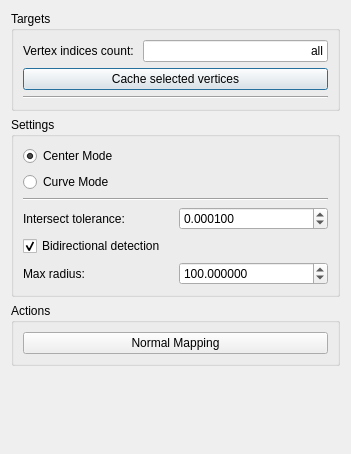
Before: the Qt Designer form Mesh/UI/noraNormalMappingWidget.ui in AnonCountercurrent/NoraMayaTrivialTools, drawn with Qt 5.
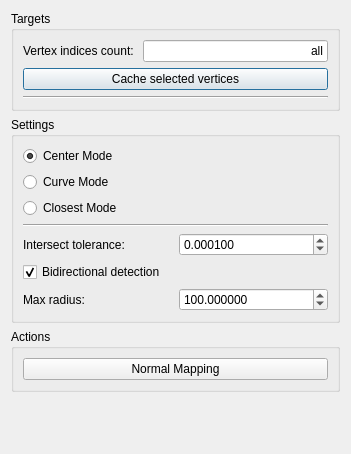
After: the same form once the commit is applied.

Commit message: closest mode

```diff
--- a/Mesh/UI/noraNormalMappingWidget.ui
+++ b/Mesh/UI/noraNormalMappingWidget.ui
@@ -111,6 +111,13 @@
           </property>
          </widget>
         </item>
+        <item>
+         <widget class="QRadioButton" name="closestRadioButton">
+          <property name="text">
+           <string>Closest Mode</string>
+          </property>
+         </widget>
+        </item>
        </layout>
       </item>
       <item>
```
The commit also changes 4 other files.
